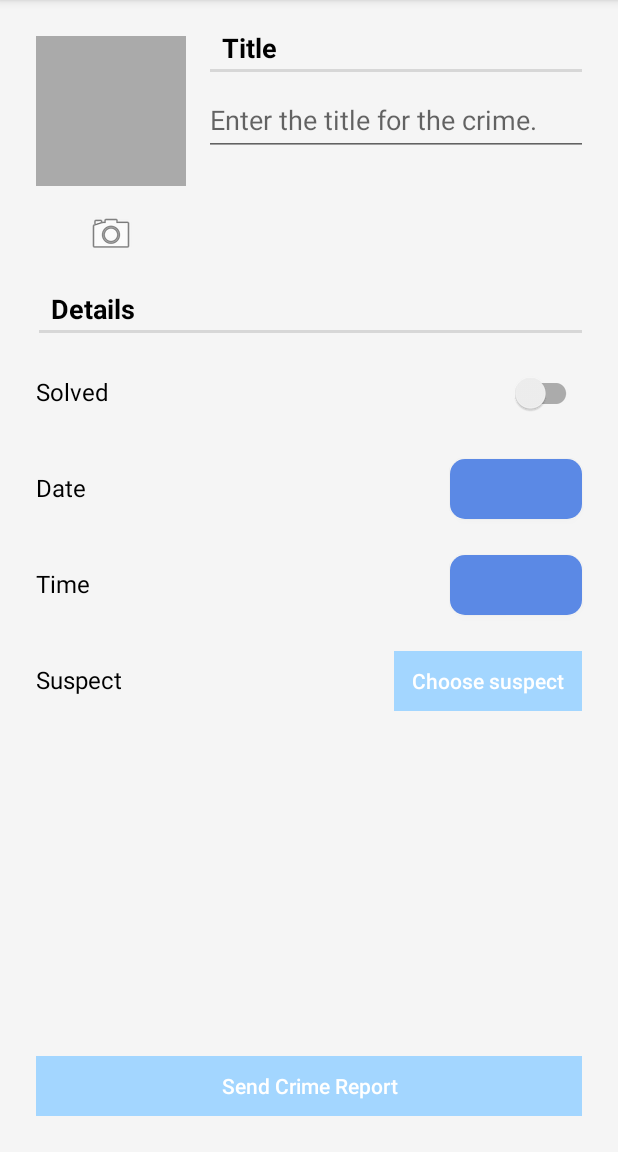
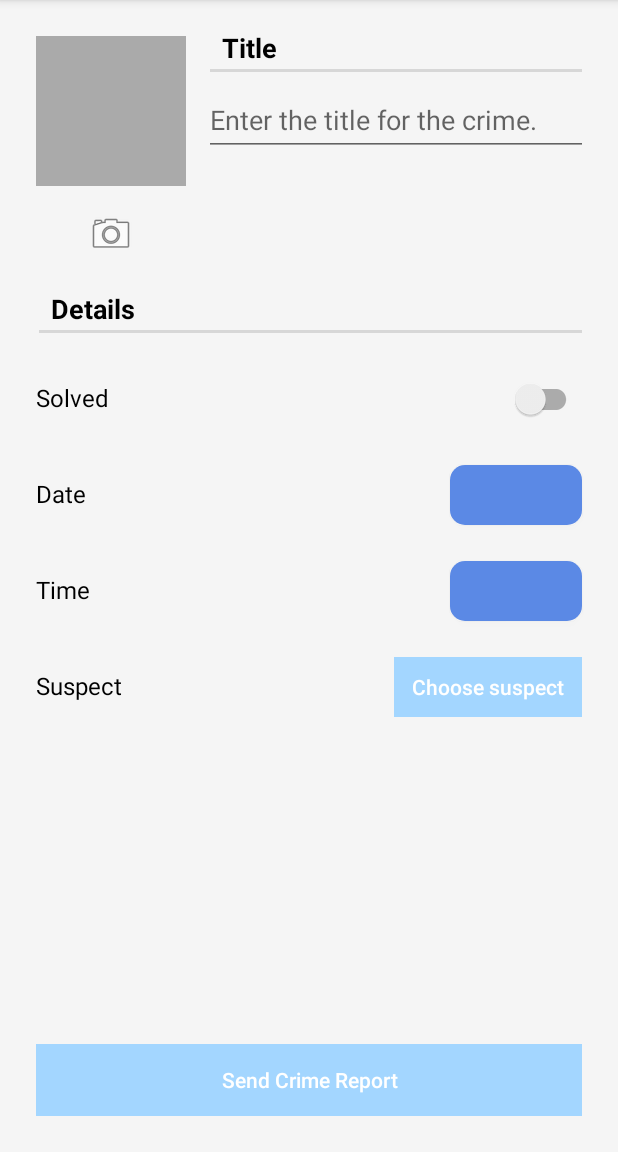
Before and after one commit to sergey-mikhovich/CriminalIntent, an Android app: the screen it shows after launch (MainActivity), after a tap on "New Crime", on a phone screen of 412 x 824 dp, the part 84-1236 px from its top. Run offline under Robolectric (Android 15) with nearby library versions, the phone set to English and light mode, and no system bars; our stand-ins replace Room's generated code; 1 statement that could not run was skipped.

Commit message:
Added a ScrollView with a nested ConstraintLayout

```diff
--- a/app/src/main/res/layout/fragment_crime.xml
+++ b/app/src/main/res/layout/fragment_crime.xml
@@ -1,9 +1,15 @@
 <?xml version="1.0" encoding="utf-8"?>
-<androidx.constraintlayout.widget.ConstraintLayout xmlns:android="http://schemas.android.com/apk/res/android"
+<ScrollView xmlns:android="http://schemas.android.com/apk/res/android"
     xmlns:app="http://schemas.android.com/apk/res-auto"
     xmlns:tools="http://schemas.android.com/tools"
     android:layout_width="match_parent"
     android:layout_height="match_parent"
+    android:fillViewport="true"
+    android:id="@+id/scroll_view">
+
+    <androidx.constraintlayout.widget.ConstraintLayout
+        android:layout_width="match_parent"
+        android:layout_height="wrap_content"
         android:background="@color/grey_light">
 
         <ImageView
@@ -83,12 +89,12 @@
         <TextView
             android:id="@+id/crime_solved_text_view"
             android:layout_width="wrap_content"
-        android:layout_height="48dp"
+            android:layout_height="40dp"
             android:layout_marginStart="24dp"
-        android:layout_marginTop="16dp"
+            android:layout_marginTop="24dp"
             android:layout_marginEnd="8dp"
-        android:paddingTop="12dp"
-        android:paddingBottom="12dp"
+            android:paddingTop="8dp"
+            android:paddingBottom="8dp"
             android:text="@string/crime_solved_text"
             android:textAlignment="textStart"
             android:textColor="#000000"
@@ -104,8 +110,8 @@
         <androidx.appcompat.widget.SwitchCompat
             android:id="@+id/crime_solved_switch"
             android:layout_width="wrap_content"
-        android:layout_height="48dp"
-        android:layout_marginTop="16dp"
+            android:layout_height="40dp"
+            android:layout_marginTop="24dp"
             android:layout_marginEnd="24dp"
             app:layout_constraintEnd_toEndOf="parent"
             app:layout_constraintHorizontal_bias="0.5"
@@ -115,12 +121,12 @@
         <TextView
             android:id="@+id/crime_date_text_view"
             android:layout_width="wrap_content"
-        android:layout_height="48dp"
+            android:layout_height="40dp"
             android:layout_marginStart="24dp"
-        android:layout_marginTop="16dp"
+            android:layout_marginTop="24dp"
             android:layout_marginEnd="8dp"
-        android:paddingTop="12dp"
-        android:paddingBottom="12dp"
+            android:paddingTop="8dp"
+            android:paddingBottom="8dp"
             android:text="@string/crime_date_text"
             android:textAlignment="viewStart"
             android:textAllCaps="false"
@@ -137,7 +143,7 @@
             android:id="@+id/crime_date_button"
             android:layout_width="wrap_content"
             android:layout_height="40dp"
-        android:layout_marginTop="20dp"
+            android:layout_marginTop="24dp"
             android:layout_marginEnd="24dp"
             android:background="@drawable/button_background_selector"
             android:paddingStart="12dp"
@@ -153,12 +159,12 @@
         <TextView
             android:id="@+id/crime_time_text_view"
             android:layout_width="wrap_content"
-        android:layout_height="48dp"
+            android:layout_height="40dp"
             android:layout_marginStart="24dp"
-        android:layout_marginTop="16dp"
+            android:layout_marginTop="24dp"
             android:layout_marginEnd="8dp"
-        android:paddingTop="12dp"
-        android:paddingBottom="12dp"
+            android:paddingTop="8dp"
+            android:paddingBottom="8dp"
             android:text="@string/crime_time_text"
             android:textColor="#000000"
             android:textSize="16sp"
@@ -189,12 +195,12 @@
         <TextView
             android:id="@+id/crime_suspect_text_view"
             android:layout_width="wrap_content"
-        android:layout_height="48dp"
+            android:layout_height="40dp"
             android:layout_marginStart="24dp"
-        android:layout_marginTop="16dp"
+            android:layout_marginTop="24dp"
             android:layout_marginEnd="8dp"
-        android:paddingTop="12dp"
-        android:paddingBottom="12dp"
+            android:paddingTop="8dp"
+            android:paddingBottom="8dp"
             android:text="@string/crime_suspect_text"
             android:textColor="#000000"
             android:textSize="16sp"
@@ -222,17 +228,20 @@
             android:textAllCaps="false"
             android:textColor="@color/white"
             app:layout_constrainedWidth="true"
+            app:layout_constraintBottom_toTopOf="@+id/crime_report_button"
             app:layout_constraintEnd_toEndOf="parent"
             app:layout_constraintHorizontal_bias="0.5"
             app:layout_constraintStart_toEndOf="@+id/crime_suspect_text_view"
             app:layout_constraintTop_toBottomOf="@+id/crime_time_button"
+            app:layout_constraintVertical_chainStyle="spread_inside"
             app:layout_constraintWidth_max="wrap" />
 
         <Button
             android:id="@+id/crime_report_button"
             android:layout_width="0dp"
-        android:layout_height="40dp"
+            android:layout_height="48dp"
             android:layout_marginStart="24dp"
+            android:layout_marginTop="24dp"
             android:layout_marginEnd="24dp"
             android:layout_marginBottom="24dp"
             android:background="@drawable/button_background_selector"
@@ -244,6 +253,8 @@
             app:layout_constraintBottom_toBottomOf="parent"
             app:layout_constraintEnd_toEndOf="parent"
             app:layout_constraintHorizontal_bias="0.5"
-        app:layout_constraintStart_toStartOf="parent" />
+            app:layout_constraintStart_toStartOf="parent"
+            app:layout_constraintTop_toBottomOf="@+id/crime_suspect_button" />
 
     </androidx.constraintlayout.widget.ConstraintLayout>
+</ScrollView>
```
Lines whose indentation alone changed are shown as unchanged.
